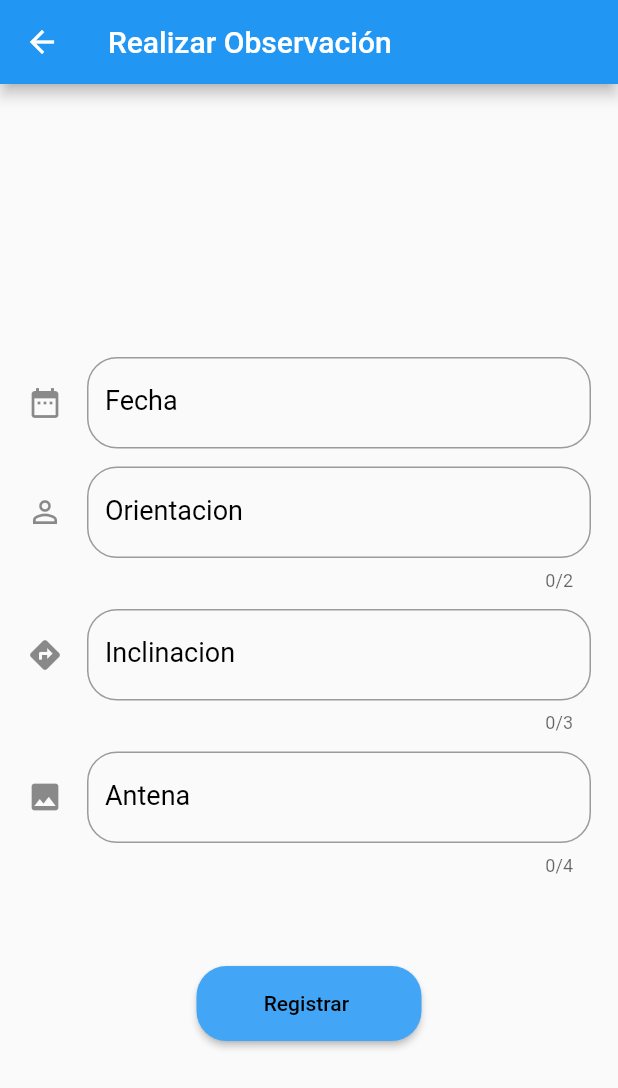
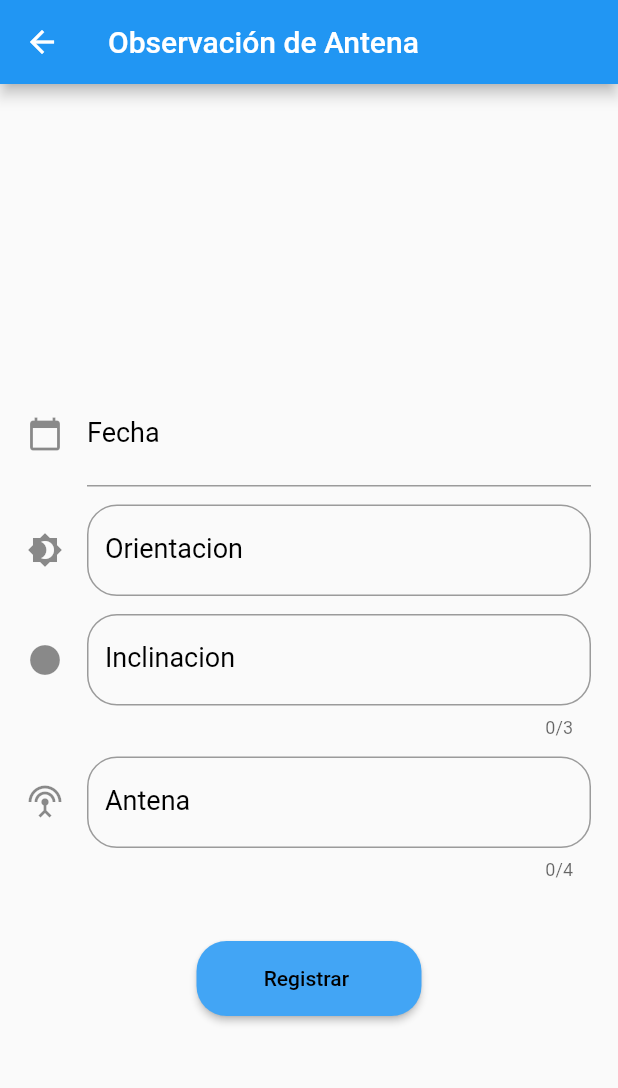
Before and after one commit to bryanhorus/practicasFront, a Flutter app: the CrearObservacion screen opened directly, on a phone screen of 412 x 824 dp. Shown: the top 1088 px of the screen. Run offline on Flutter 3.47's test engine with Material 2 defaults, Android fonts, the phone set to English and light mode, and no system bars; our stand-ins replace flutter_secure_storage, shared_preferences; accounts and stored records are empty; network calls fail.

Commit message:
Observacion

```diff
--- a/lib/UI/login.dart
+++ b/lib/UI/login.dart
@@ -3,6 +3,7 @@ import 'package:flutter/material.dart';
 import 'package:tenic_api/bloc/inicio_sesion_bloc.dart';
 import 'package:tenic_api/modelo/LoginUser.dart';
 import 'package:tenic_api/navigator.dart';
+import 'package:tenic_api/navigator_tecnico.dart';
 import 'package:tenic_api/resource/constants.dart';
 
 
@@ -49,7 +50,8 @@ class LoginState extends State<LoginPage> with SingleTickerProviderStateMixin {
       form.save();
         _validate = await inicioSesionBloc.iniciarSesion(_login);
       if(_validate){
-        TecniNavigator.goToHomeCoordinador(context);
+        TecnicoNavigator.goToRegistrarObservacion(context);
+        //TecniNavigator.goToHomeCoordinador(context);
       }
     }
   }
--- a/lib/UI/tecnico/observacion.dart
+++ b/lib/UI/tecnico/observacion.dart
@@ -1,6 +1,8 @@
 import 'package:flutter/cupertino.dart';
 import 'package:flutter/material.dart';
 import 'package:tenic_api/UI/dialog.dart';
+import 'package:tenic_api/bloc/observacion_bloc.dart';
+import 'package:tenic_api/bloc/torre_bloc.dart';
 import 'package:tenic_api/modelo/antena_model.dart';
 import 'package:tenic_api/modelo/estado_model.dart';
 import 'package:tenic_api/modelo/observacion_model.dart';
@@ -18,8 +20,13 @@ class CrearObservacionState extends State<CrearObservacion>
     with SingleTickerProviderStateMixin {
   final GlobalKey<ScaffoldState> _scaffoldKey = GlobalKey<ScaffoldState>();
   final GlobalKey<FormState> _formKey = GlobalKey<FormState>();
+  TextEditingController _inputDate = TextEditingController();
 
-  //final ObservacionBloc observacionBloc = ObservacionBloc();
+  final TorreBloc torreBloc = TorreBloc();
+  List<Torre> listaTorre = List();
+  int currentTorre;
+
+  final ObservacionBloc observacionBloc = ObservacionBloc();
   Observacion _observacion = Observacion(
       fecha: '',
       orientacion: '',
@@ -28,11 +35,34 @@ class CrearObservacionState extends State<CrearObservacion>
           Antena(idAntena: 0, torre: Torre(idTorre: 0), state: Estado(id: 0)));
   @override
   void initState() {
+
+    TorreBloc();
+    torreBloc.listarTorre().then((apiResponse) {
+      setState(() {
+        listaTorre = apiResponse.listTorre;
+      });
+    });
     super.initState();
-    //ObservacionBloc();
+    ObservacionBloc();
   }
 
   bool _autovalidate = false;
+
+  _selectDate(BuildContext context) async {
+    DateTime picked = await showDatePicker(
+      context: context,
+      initialDate: DateTime.now(),
+      firstDate:  DateTime(2020),
+      lastDate: DateTime(2099),
+    );
+    if (picked != null) {
+      setState(() {
+        //redibujar
+        _observacion.fecha = picked.toIso8601String() + "Z";
+        _inputDate.text = _observacion.fecha;
+      });
+    }
+  }
 
   void _handleSubmitted() {
     final FormState form = _formKey.currentState;
@@ -40,7 +70,7 @@ class CrearObservacionState extends State<CrearObservacion>
       _autovalidate = true;
     } else {
       form.save();
-      //observacionBloc.createTorre(_observacion);
+      observacionBloc.createObservacion(_observacion);
       Message().showRegisterDialog(context);
     }
   }
@@ -76,20 +106,20 @@ class CrearObservacionState extends State<CrearObservacion>
                             padding: const EdgeInsets.only(top: 40.0),
                           ),
                           const SizedBox(height: 12.0),
-                          TextFormField(
-                            decoration: InputDecoration(
-                                labelText: "Fecha",
-                                border: OutlineInputBorder(
-                                    borderRadius: BorderRadius.circular(20.0)),
-                                hintText: "Fecha",
-                                icon: Icon(Icons.date_range)),
-                            validator: validateName,
-                            keyboardType: TextInputType.text,
-                            onSaved: (String value) {
-                              _observacion.fecha = value;
-                            },
-                            style: TextStyle(fontSize: 18.0),
-                          ),
+                          TextField(
+                      enableInteractiveSelection: false,
+                      controller: _inputDate,
+                      decoration: InputDecoration(
+                          hintText: "Fecha",
+                          labelText: "Fecha",
+                          suffix: Icon(Icons.create),
+                          icon: Icon(Icons.calendar_today)),
+                      onTap: () {
+                        FocusScope.of(context).requestFocus(FocusNode());
+                        _selectDate(context);
+
+                      }
+                      ),
                           const SizedBox(height: 12.0),
                           TextFormField(
                             decoration: InputDecoration(
@@ -97,9 +127,8 @@ class CrearObservacionState extends State<CrearObservacion>
                                 border: OutlineInputBorder(
                                     borderRadius: BorderRadius.circular(20.0)),
                                 hintText: Constants.labelOrientacion,
-                                icon: Icon(Icons.perm_identity)),
+                                icon: Icon(Icons.brightness_4)),
                             keyboardType: TextInputType.number,
-                            maxLength: 2,
                             //validator: validateName,
                             onSaved: (String value) {
                               _observacion.orientacion = value;
@@ -113,7 +142,7 @@ class CrearObservacionState extends State<CrearObservacion>
                                 border: OutlineInputBorder(
                                     borderRadius: BorderRadius.circular(20.0)),
                                 hintText: Constants.labelInclinacion,
-                                icon: Icon(Icons.directions)),
+                                icon: Icon(Icons.brightness_1)),
                             keyboardType: TextInputType.number,
                             maxLength: 3,
                             onSaved: (String value) {
@@ -128,7 +157,7 @@ class CrearObservacionState extends State<CrearObservacion>
                                 border: OutlineInputBorder(
                                     borderRadius: BorderRadius.circular(20.0)),
                                 hintText: Constants.labelNombreAntena,
-                                icon: Icon(Icons.image)),
+                                icon: Icon(Icons.settings_input_antenna)),
                             keyboardType: TextInputType.number,
                             maxLength: 4,
                             onSaved: (String antena) {
@@ -137,7 +166,7 @@ class CrearObservacionState extends State<CrearObservacion>
                             style: TextStyle(fontSize: 18.0),
                           ),
                           Padding(
-                            padding: const EdgeInsets.only(top: 60.0),
+                            padding: const EdgeInsets.only(top: 40.0),
                           ),
                           MaterialButton(
                             shape: RoundedRectangleBorder(
--- /dev/null
+++ b/lib/bloc/observacion_bloc.dart
@@ -0,0 +1,26 @@
+import 'package:tenic_api/modelo/api_response_model.dart';
+import 'package:tenic_api/modelo/observacion_model.dart';
+import 'package:tenic_api/repository/repository.dart';
+import 'package:tenic_api/resource/constants.dart';
+
+class ObservacionBloc {
+  final Repository _repository = Repository();
+  var _apiResponse = ApiResponse();
+
+  ApiResponse get apiResponse => _apiResponse;
+
+  Future<ApiResponse> createObservacion(Observacion observacion) async {
+    ApiResponse apiResponse =
+        await _repository.registrarObservacion(observacion);
+    if (apiResponse.statusResponse == 200) {
+      apiResponse.message = Constants.createMessage;
+      print(apiResponse.message);
+    } else {
+      print("el código del error" +
+          apiResponse.statusResponse.toString() +
+          " El mensaje de error es: " +
+          apiResponse.message);
+    }
+    return apiResponse;
+  }
+}
--- a/lib/modelo/observacion_model.dart
+++ b/lib/modelo/observacion_model.dart
@@ -18,19 +18,19 @@ class Observacion{
 
   factory Observacion.fromJson(Map<String, dynamic> parsedJson) {
     return Observacion(
-      idObservacion: parsedJson['id_observacion'],
-      fecha: parsedJson['ob_fecha'],
-      orientacion: parsedJson['ob_orientacion'],
-      inclinacion: parsedJson['ob_inclinacion'],
-      antena: Antena.fromJson(parsedJson['antena'])
+      idObservacion: parsedJson['id'],
+      fecha: parsedJson['fecha'],
+      orientacion: parsedJson['orientacion'],
+      inclinacion: parsedJson['inclinacion'],
+      antena: Antena.fromJson(parsedJson['antenna'])
     );
   }
 
   Map<String, dynamic> toJson() => {
-        'id_observacion': idObservacion,
-        'ob_fecha': fecha,
-        'ob_orientacion': orientacion,
-        'ob_inclinacion': inclinacion,
-        'antena': antena.toJson()
+        'id': idObservacion,
+        'fecha': fecha,
+        'orientacion': orientacion,
+        'inclinacion': inclinacion,
+        'antenna': antena.toJson()
       };
 }
--- a/lib/navigator_tecnico.dart
+++ b/lib/navigator_tecnico.dart
@@ -9,4 +9,7 @@ class TecnicoNavigator {
   static void goToPerfilCoordinador(BuildContext context) {
     Navigator.pushNamed(context, Constants.perfilCoordinadorRoute);
   }
+  static void goToRegistrarObservacion(BuildContext context) {
+    Navigator.pushNamed(context, Constants.registrarobservacionRoute);
+  }
 }
--- a/lib/repository/repository.dart
+++ b/lib/repository/repository.dart
@@ -2,12 +2,14 @@ import 'package:tenic_api/apiService/antena_api_service.dart';
 import 'package:tenic_api/apiService/dpto_api_service.dart';
 import 'package:tenic_api/apiService/login_api_service.dart';
 import 'package:tenic_api/apiService/municipio_api_service.dart';
+import 'package:tenic_api/apiService/observacion_api_service.dart';
 import 'package:tenic_api/apiService/torre_api_service.dart';
 import 'package:tenic_api/apiService/usuario_api_service.dart';
 import 'package:tenic_api/modelo/LoginUser.dart';
 import 'package:tenic_api/modelo/antena_model.dart';
 import 'package:tenic_api/modelo/api_response_model.dart';
 import 'package:tenic_api/modelo/departamento_model.dart';
+import 'package:tenic_api/modelo/observacion_model.dart';
 import 'package:tenic_api/modelo/session_local.dart';
 import 'package:tenic_api/modelo/torre_model.dart';
 import 'package:tenic_api/modelo/usuario_model.dart';
@@ -22,6 +24,7 @@ class Repository {
   final antenaApiService = AntenaApiService();
   final municipioApiService = MunicipioApiService();
   final departamentoApiService = DepartamentoApiService();
+  final observacionApiService = ObservacionApiService();
 
   //promesa de invocacion al usuarioApiService metodo insertar usuario
   Future<Session> iniciar( Login login) => loginApiService.iniciarSesion(login);
@@ -50,4 +53,6 @@ class Repository {
   Future<ApiResponse> actualizarTorre(Torre torre) => torreApiService.updateTorre(torre);
   Future<ApiResponse> eliminarTorre(Torre torre) => torreApiService.deleteTorre(torre);
   Future<ApiResponse> listaTorre() => torreApiService.listarTorre();
+  //Observacion
+  Future<ApiResponse> registrarObservacion(Observacion observacion) => observacionApiService.insertObservacion(observacion);
 }
--- a/lib/resource/constants.dart
+++ b/lib/resource/constants.dart
@@ -18,6 +18,7 @@ class Constants{
   static const String pathServiceDepartamentoDelete ="/api/tecni/departament/delete/id";
   static const String pathServiceDepartamento = "/api/tecni/departament/get/all";
   static const String pathServiceAntenaInsert ="/api/tecni/antenna/insert";
+  static const String pathServiceObservacionInsert ="/api/tecni/observacion/insert";
   static const String pathServiceAntenaUpdate ="/api/tecni/antenna/update";
   static const String pathServiceAntenaDelete ="/api/tecni/antenna/delete/id";
   static const String pathServiceAntenasLista ="/api/tecni/antenna/get/all";
@@ -77,7 +78,7 @@ class Constants{
   static const String tittleRegistroDepartamento = "Registrar Departamento";
   static const String tittleRegistroMunicipio = "Registrar Municipio";
   static const String tittleRegistroTorre = "Registrar Torre";
-  static const String tittleObservacion = "Realizar Observación";
+  static const String tittleObservacion = "Observación de Antena";
   static const String tittleTorreactualizar = "Actualizar Torre";
   static const String tittleListaTorre = "Lista Torres";
   static const String tittleRegistroAntena = "Registrar Antena";
@@ -92,6 +93,7 @@ class Constants{
   static const String tittleMunicipio = "Municipio";
   static const String tittleDepartamento = "Departamento";
   static const String tittleAntena = "Antena";
+  static const String tittleAntenaAsignadas = "Antenas Asignadas";
   static const String tittleListaMunicipio = "Lista Municipios";
   static const String tittleTorre = "Torre";
   static const String tittleAsignarAntena = "Asignar Antenas";
@@ -120,6 +122,7 @@ class Constants{
   static const String registrarMunicipiosRoute = "/registrar_Municipio";
   static const String actualizarMunicipioRoute = "/actualizar_Municipio";
   static const String actualizarDepartamentosRoute = "/actualizar_Departamento";
+  static const String registrarobservacionRoute = "/observacion";
   //Ruter imagenes
   static const String loginImage = 'assets/imgLogin.jpg';
   static const String registroImage = 'assets/imgRegistro.png';
--- a/lib/tecni_app.dart
+++ b/lib/tecni_app.dart
@@ -8,6 +8,7 @@ import 'package:tenic_api/UI/login.dart';
 import 'package:tenic_api/UI/municipio/actualizar_municipio.dart';
 import 'package:tenic_api/UI/municipio/lista_municipio.dart';
 import 'package:tenic_api/UI/perfil.dart';
+import 'package:tenic_api/UI/tecnico/observacion.dart';
 import 'package:tenic_api/UI/torre/registrar_torre.dart';
 import 'package:tenic_api/UI/usuario/actualizar_usuario.dart';
 import 'package:tenic_api/UI/usuario/lista_usuarios.dart';
@@ -21,7 +22,6 @@ import 'UI/home_coordinador.dart';
 import 'UI/municipio/registrar_municipio.dart';
 import 'UI/torre/actualizar_torre.dart';
 import 'UI/torre/lista_torre.dart';
-import 'UI/usuario/usuario.dart';
 
 class App extends StatelessWidget {
   @override
@@ -43,7 +43,6 @@ class App extends StatelessWidget {
         Constants.registroRoute: (context) => TextFormFieldDemo(),
         Constants.actualizarUsuarioRoute: (context) => ActualizarUsuario(),
         Constants.listaUsuariosRoute: (context) => ListaUsuarios(),
-        Constants.userRoute: (context) => UsuarioUi(),
         //departamento
         Constants.registrarDepartamentosRoute: (context) => CrearDepartamento(),
         Constants.actualizarDepartamentosRoute: (context) => ActualizarDepartamento(),
@@ -56,6 +55,8 @@ class App extends StatelessWidget {
         Constants.registrarTorreRoute: (context) => CrearTorre(),
         Constants.actualizarTorreRoute: (context) => ActualizarTorre(),
         Constants.listaTorresRoute: (context) => ListaTorre(),
+        //Observacion
+        Constants.registrarobservacionRoute: (context) => CrearObservacion(),
       },
     );
   }
```
Also changed, not shown: lib/UI/municipio/registrar_municipio.dart (+4 -3 lines), lib/UI/tecnico/ads.dart (added, +67 -0 lines), lib/UI/tecnico/menu_tecnico.dart (added, +85 -0 lines), lib/UI/usuario/usuario.dart (deleted, +0 -77 lines), lib/apiService/observacion_api_service.dart (added, +37 -0 lines).
